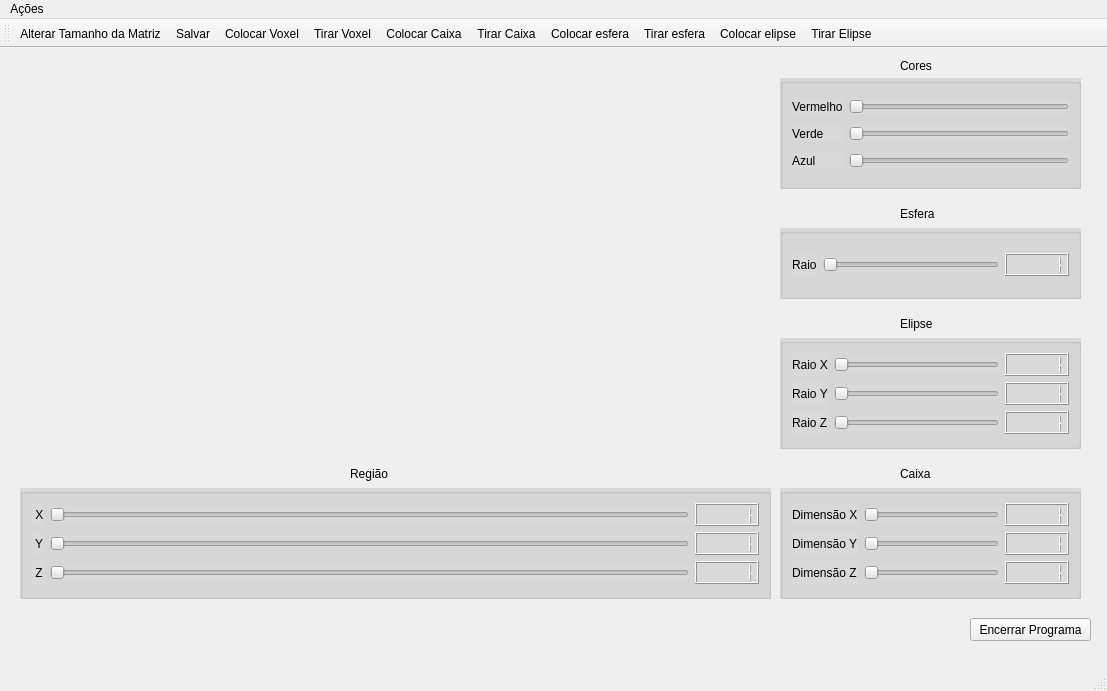
Before: the Qt Designer form mainwindow.ui in sthefaniafs/Paint-3D, drawn with Qt 5.
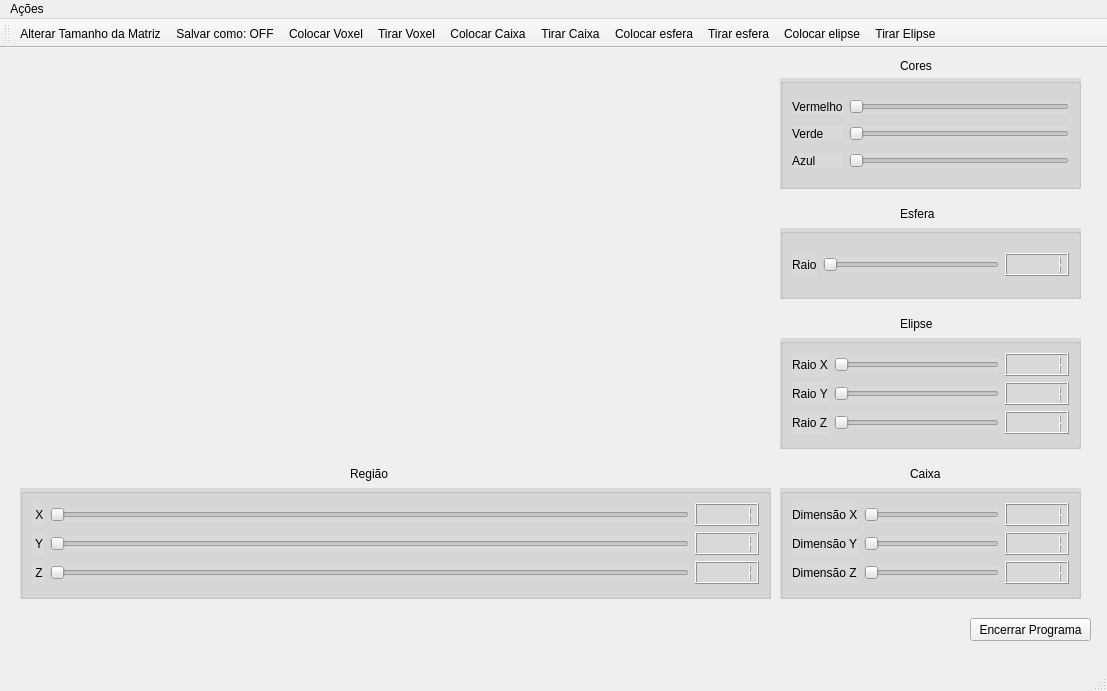
After: the same form once the commit is applied. Icons and pictures are not drawn. Custom widgets are drawn as their Qt base class.

Diff of the .ui file:
```diff
--- a/mainwindow.ui
+++ b/mainwindow.ui
@@ -464,7 +464,7 @@
       <x>0</x>
       <y>0</y>
       <width>771</width>
-      <height>401</height>
+      <height>411</height>
      </rect>
     </property>
    </widget>
@@ -594,7 +594,7 @@
    <widget class="QLabel" name="labelElipse_2">
     <property name="geometry">
      <rect>
-      <x>900</x>
+      <x>910</x>
       <y>410</y>
       <width>51</width>
       <height>31</height>
@@ -746,7 +746,7 @@
      <normaloff>:/Imagens/Icons/Salvar.PNG</normaloff>:/Imagens/Icons/Salvar.PNG</iconset>
    </property>
    <property name="text">
-    <string>Salvar</string>
+    <string>Salvar como: OFF</string>
    </property>
   </action>
  </widget>
```
Left out of the diff: 70 changed lines with no effect on the pictures.
